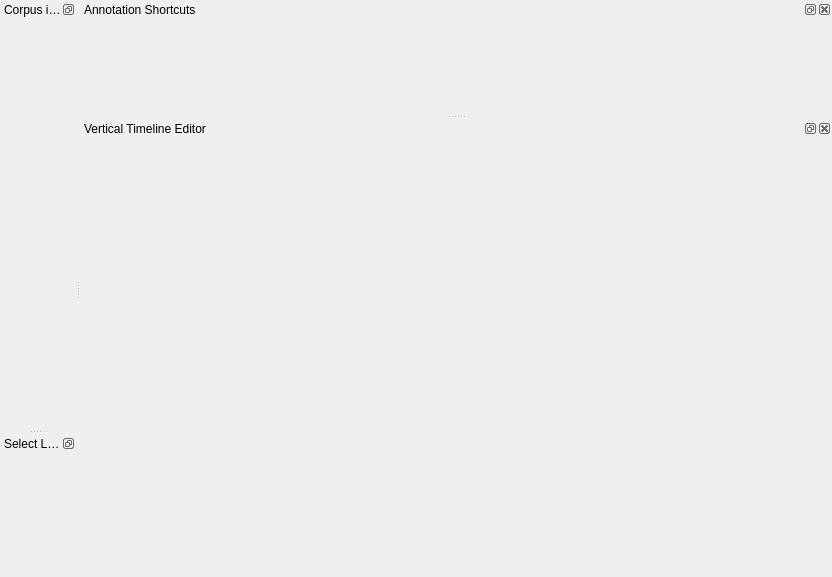
This is app/annotation/ManualAnnotationWidget.ui in praaline/Praaline as Qt 5 draws it before an edit. The edited form follows.
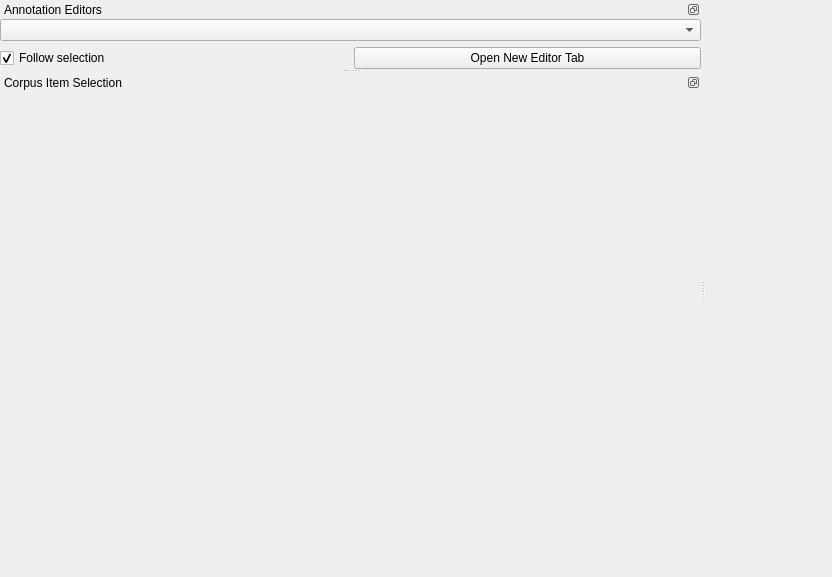
This is the edited form.

```diff
--- a/app/annotation/ManualAnnotationWidget.ui
+++ b/app/annotation/ManualAnnotationWidget.ui
@@ -29,10 +29,13 @@
     </property>
     <item row="0" column="0">
      <widget class="QSplitter" name="splitterLR">
+      <property name="frameShape">
+       <enum>QFrame::NoFrame</enum>
+      </property>
       <property name="orientation">
        <enum>Qt::Horizontal</enum>
       </property>
-      <widget class="QSplitter" name="splitter">
+      <widget class="QSplitter" name="splitterTB">
        <property name="sizePolicy">
         <sizepolicy hsizetype="Preferred" vsizetype="Expanding">
          <horstretch>1</horstretch>
@@ -42,6 +45,56 @@
        <property name="orientation">
         <enum>Qt::Vertical</enum>
        </property>
+       <widget class="QDockWidget" name="dockEditorSelection">
+        <property name="sizePolicy">
+         <sizepolicy hsizetype="Preferred" vsizetype="Preferred">
+          <horstretch>1</horstretch>
+          <verstretch>0</verstretch>
+         </sizepolicy>
+        </property>
+        <property name="features">
+         <set>QDockWidget::DockWidgetFloatable|QDockWidget::DockWidgetMovable</set>
+        </property>
+        <property name="windowTitle">
+         <string>Annotation Editors</string>
+        </property>
+        <widget class="QWidget" name="dockWidgetEditorSelection">
+         <layout class="QGridLayout" name="gridLayoutEditorSelection">
+          <property name="leftMargin">
+           <number>0</number>
+          </property>
+          <property name="topMargin">
+           <number>0</number>
+          </property>
+          <property name="rightMargin">
+           <number>0</number>
+          </property>
+          <property name="bottomMargin">
+           <number>0</number>
+          </property>
+          <item row="2" column="1">
+           <widget class="QPushButton" name="commandOpenEditor">
+            <property name="text">
+             <string>Open New Editor Tab</string>
+            </property>
+           </widget>
+          </item>
+          <item row="1" column="0" colspan="2">
+           <widget class="QComboBox" name="comboBoxEditorSelection"/>
+          </item>
+          <item row="2" column="0">
+           <widget class="QCheckBox" name="checkBoxFollowSelection">
+            <property name="text">
+             <string>Follow selection</string>
+            </property>
+            <property name="checked">
+             <bool>true</bool>
+            </property>
+           </widget>
+          </item>
+         </layout>
+        </widget>
+       </widget>
        <widget class="QDockWidget" name="dockCorpusExplorer">
         <property name="sizePolicy">
          <sizepolicy hsizetype="Preferred" vsizetype="Preferred">
@@ -53,40 +106,10 @@
          <set>QDockWidget::DockWidgetFloatable|QDockWidget::DockWidgetMovable</set>
         </property>
         <property name="windowTitle">
-         <string>Corpus items to annotate</string>
+         <string>Corpus Item Selection</string>
         </property>
         <widget class="QWidget" name="dockWidgetCorpusExplorer">
-         <layout class="QGridLayout" name="gridLayoutTopTab">
-          <property name="leftMargin">
-           <number>0</number>
-          </property>
-          <property name="topMargin">
-           <number>0</number>
-          </property>
-          <property name="rightMargin">
-           <number>0</number>
-          </property>
-          <property name="bottomMargin">
-           <number>0</number>
-          </property>
-         </layout>
-        </widget>
-       </widget>
-       <widget class="QDockWidget" name="dockTimelineConfig">
-        <property name="sizePolicy">
-         <sizepolicy hsizetype="Preferred" vsizetype="Preferred">
-          <horstretch>1</horstretch>
-          <verstretch>1</verstretch>
-         </sizepolicy>
-        </property>
-        <property name="features">
-         <set>QDockWidget::DockWidgetFloatable|QDockWidget::DockWidgetMovable</set>
-        </property>
-        <property name="windowTitle">
-         <string>Select Levels and Attributes</string>
-        </property>
-        <widget class="QWidget" name="dockWidgetTimelineConfig">
-         <layout class="QGridLayout" name="gridLayoutBottomTab">
+         <layout class="QGridLayout" name="gridLayoutCorpusExplorer">
           <property name="leftMargin">
            <number>0</number>
           </property>
@@ -103,88 +126,22 @@
         </widget>
        </widget>
       </widget>
-      <widget class="QSplitter" name="splitterTB">
+      <widget class="QTabWidget" name="tabWidgetEditors">
        <property name="sizePolicy">
-        <sizepolicy hsizetype="Preferred" vsizetype="Expanding">
-         <horstretch>7</horstretch>
+        <sizepolicy hsizetype="Expanding" vsizetype="Expanding">
+         <horstretch>6</horstretch>
          <verstretch>0</verstretch>
         </sizepolicy>
        </property>
-       <property name="orientation">
-        <enum>Qt::Vertical</enum>
+       <property name="currentIndex">
+        <number>-1</number>
        </property>
-       <widget class="QDockWidget" name="dockWidgetShortcuts">
-        <property name="sizePolicy">
-         <sizepolicy hsizetype="Preferred" vsizetype="Preferred">
-          <horstretch>6</horstretch>
-          <verstretch>1</verstretch>
-         </sizepolicy>
-        </property>
-        <property name="windowTitle">
-         <string>Annotation Shortcuts</string>
-        </property>
-        <widget class="QWidget" name="dockWidgetShortcutsContents">
-         <layout class="QGridLayout" name="gridLayoutShortcuts">
-          <property name="leftMargin">
-           <number>0</number>
-          </property>
-          <property name="topMargin">
-           <number>0</number>
-          </property>
-          <property name="rightMargin">
-           <number>0</number>
-          </property>
-          <property name="bottomMargin">
-           <number>0</number>
-          </property>
-         </layout>
-        </widget>
-       </widget>
-       <widget class="QDockWidget" name="dockWidgetEditor">
-        <property name="sizePolicy">
-         <sizepolicy hsizetype="Preferred" vsizetype="Preferred">
-          <horstretch>6</horstretch>
-          <verstretch>4</verstretch>
-         </sizepolicy>
-        </property>
-        <property name="windowTitle">
-         <string>Vertical Timeline Editor</string>
-        </property>
-        <widget class="QWidget" name="dockWidgetEditorContents">
-         <layout class="QGridLayout" name="gridVT">
-          <property name="leftMargin">
-           <number>0</number>
-          </property>
-          <property name="topMargin">
-           <number>0</number>
-          </property>
-          <property name="rightMargin">
-           <number>0</number>
-          </property>
-          <property name="bottomMargin">
-           <number>0</number>
-          </property>
-          <item row="0" column="0" colspan="2">
-           <widget class="QWidget" name="widgetEditor" native="true">
-            <layout class="QGridLayout" name="gridLayoutEditor">
-             <property name="leftMargin">
-              <number>0</number>
-             </property>
-             <property name="topMargin">
-              <number>0</number>
-             </property>
-             <property name="rightMargin">
-              <number>0</number>
-             </property>
-             <property name="bottomMargin">
-              <number>0</number>
-             </property>
-            </layout>
-           </widget>
-          </item>
-         </layout>
-        </widget>
-       </widget>
+       <property name="documentMode">
+        <bool>true</bool>
+       </property>
+       <property name="tabsClosable">
+        <bool>true</bool>
+       </property>
       </widget>
      </widget>
     </item>
```
